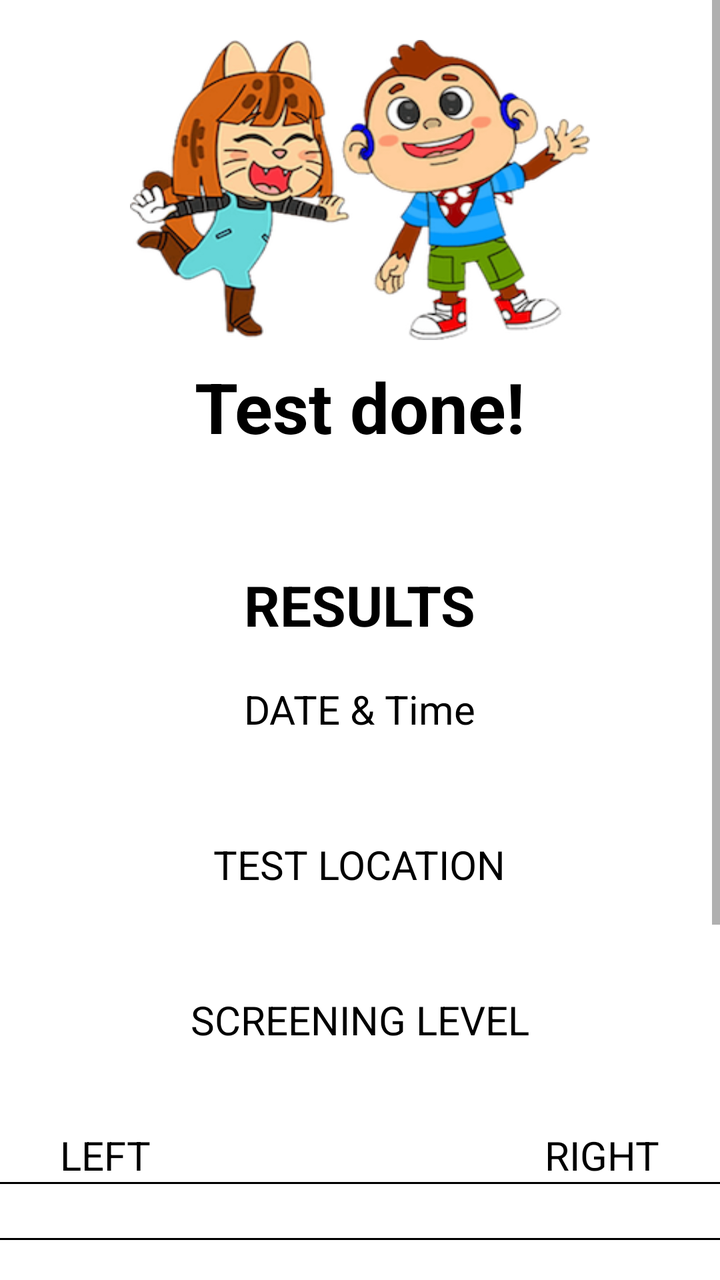
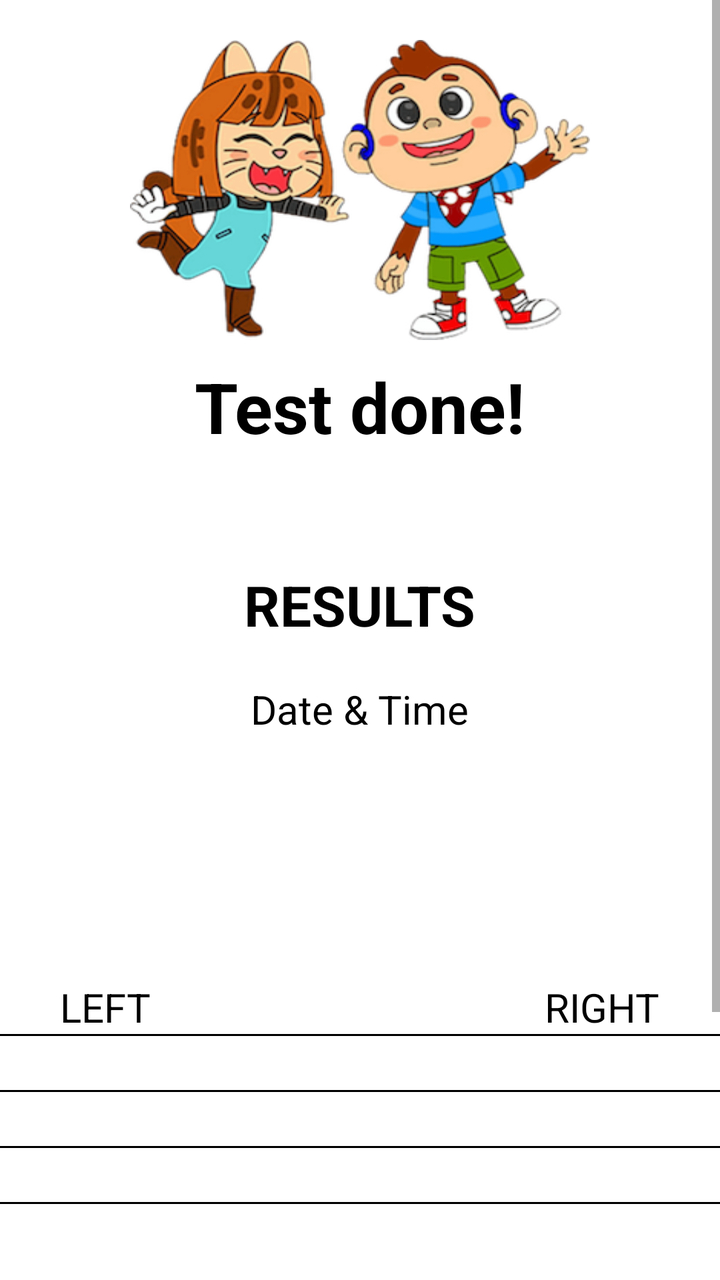

The first picture is an Android layout as it rendered before a commit; the second is the same layout after the commit. The layout source and the unified diff follow.
<!-- AndroidManifest.xml: application theme Theme.IAhead -->
<!-- res/layout/activity_resultpage.xml -->
<?xml version="1.0" encoding="utf-8"?>
<LinearLayout xmlns:android="http://schemas.android.com/apk/res/android"
    android:layout_width="match_parent"
    android:layout_height="match_parent"
    android:orientation="vertical">

    <ScrollView
        android:layout_width="match_parent"
        android:layout_height="match_parent">

        <LinearLayout
            android:layout_width="match_parent"
            android:layout_height="match_parent"
            android:orientation="vertical">

            <ImageView
                android:id="@+id/iv_twin"
                android:layout_marginTop="20dp"
                android:layout_marginRight="40dp"
                android:layout_marginLeft="40dp"
                android:background="@drawable/twin"
                android:layout_width="230dp"
                android:layout_gravity="center_horizontal"
                android:layout_height="150dp"/>

            <TextView
                android:layout_gravity="center_horizontal"
                android:layout_marginBottom="10dp"
                android:layout_marginTop="10dp"
                android:textStyle="bold"
                android:layout_width="wrap_content"
                android:layout_height="wrap_content"
                android:text="Test done!"
                android:textSize="35dp"
                android:textColor="@color/black"/>

            <TextView
                android:id="@+id/tv_id"
                android:layout_gravity="center_horizontal"
                android:layout_marginBottom="10dp"
                android:textStyle="bold"
                android:layout_width="wrap_content"
                android:layout_height="wrap_content"
                android:textSize="20dp"
                android:textColor="@color/black"/>

            <TextView
                android:layout_gravity="center_horizontal"
                android:layout_marginBottom="10dp"
                android:layout_marginTop="10dp"
                android:textStyle="bold"
                android:layout_width="wrap_content"
                android:layout_height="wrap_content"
                android:text="RESULTS"
                android:textSize="28dp"
                android:textColor="@color/black"/>

            <TextView
                android:layout_gravity="center_horizontal"
                android:layout_marginTop="10dp"
                android:layout_width="wrap_content"
                android:layout_height="wrap_content"
                android:text="DATE &amp; Time"
                android:textSize="20dp"
                android:textColor="@color/black"/>

            <TextView
                android:id="@+id/tv_date"
                android:layout_gravity="center_horizontal"
                android:layout_marginTop="10dp"
                android:layout_width="wrap_content"
                android:layout_height="wrap_content"
                android:text=""
                android:textSize="23dp"
                android:textColor="@color/black"/>

            <TextView
                android:layout_gravity="center_horizontal"
                android:layout_marginTop="10dp"
                android:layout_width="wrap_content"
                android:layout_height="wrap_content"
                android:text="TEST LOCATION"
                android:textSize="20dp"
                android:textColor="@color/black"/>

            <TextView
                android:id="@+id/tv_location"
                android:layout_gravity="center_horizontal"
                android:layout_marginTop="10dp"
                android:layout_width="wrap_content"
                android:layout_height="wrap_content"
                android:text=""
                android:textSize="23dp"
                android:textColor="@color/black"/>

            <TextView
                android:layout_gravity="center_horizontal"
                android:layout_marginTop="10dp"
                android:layout_width="wrap_content"
                android:layout_height="wrap_content"
                android:text="SCREENING LEVEL"
                android:textSize="20dp"
                android:textColor="@color/black"/>

            <TextView
                android:id="@+id/tv_screening"
                android:layout_gravity="center_horizontal"
                android:layout_marginTop="10dp"
                android:layout_width="wrap_content"
                android:layout_height="wrap_content"
                android:text=""
                android:textSize="23dp"
                android:textColor="@color/black"/>

            <LinearLayout
                android:orientation="horizontal"
                android:layout_width="match_parent"
                android:layout_height="wrap_content"
                android:weightSum="2">

                <RelativeLayout
                    android:layout_weight="1"
                    android:layout_width="0dp"
                    android:layout_height="wrap_content">

                    <TextView
                        android:id="@+id/tv1"
                        android:layout_marginLeft="30dp"
                        android:layout_width="wrap_content"
                        android:layout_height="wrap_content"
                        android:text="LEFT"
                        android:textSize="20dp"
                        android:textColor="@color/black"/>

                    <View
                        android:id="@+id/view1"
                        android:layout_below="@+id/tv1"
                        android:layout_width="match_parent"
                        android:layout_height="1dp"
                        android:background="@color/black"/>

                    <TextView
                        android:layout_below="@+id/view1"
                        android:layout_marginLeft="30dp"
                        android:id="@+id/tv500left"
                        android:layout_width="wrap_content"
                        android:layout_height="wrap_content"
                        android:text=""
                        android:textSize="20dp"
                        android:textColor="@color/black"/>

                    <View
                        android:id="@+id/view11"
                        android:layout_below="@+id/tv500left"
                        android:layout_width="match_parent"
                        android:layout_height="1dp"
                        android:background="@color/black"/>

                    <TextView
                        android:layout_marginLeft="30dp"
                        android:layout_below="@+id/view11"
                        android:id="@+id/tv1000left"
                        android:layout_width="wrap_content"
                        android:layout_height="wrap_content"
                        android:text=""
                        android:textSize="20dp"
                        android:textColor="@color/black"/>

                    <View
                        android:id="@+id/view12"
                        android:layout_below="@+id/tv1000left"
                        android:layout_width="match_parent"
                        android:layout_height="1dp"
                        android:background="@color/black"/>

                    <TextView
                        android:layout_marginLeft="30dp"
                        android:layout_below="@+id/view12"
                        android:id="@+id/tv2000left"
                        android:layout_width="wrap_content"
                        android:layout_height="wrap_content"
                        android:text=""
                        android:textSize="20dp"
                        android:textColor="@color/black"/>

                    <View
                        android:id="@+id/view13"
                        android:layout_below="@+id/tv2000left"
                        android:layout_width="match_parent"
                        android:layout_height="1dp"
                        android:background="@color/black"/>

                    <TextView
                        android:layout_marginLeft="30dp"
                        android:layout_below="@+id/view13"
                        android:id="@+id/tv4000left"
                        android:layout_width="wrap_content"
                        android:layout_height="wrap_content"
                        android:text=""
                        android:textSize="20dp"
                        android:textColor="@color/black"/>

                </RelativeLayout>

                <RelativeLayout
                    android:layout_weight="1"
                    android:layout_width="0dp"
                    android:layout_height="wrap_content">

                    <TextView
                        android:layout_alignParentRight="true"
                        android:id="@+id/tv2"
                        android:layout_marginRight="30dp"
                        android:layout_width="wrap_content"
                        android:layout_height="wrap_content"
                        android:text="RIGHT"
                        android:textSize="20dp"
                        android:textColor="@color/black"/>

                    <View
                        android:id="@+id/view2"
                        android:layout_below="@+id/tv2"
                        android:layout_width="match_parent"
                        android:layout_height="1dp"
                        android:background="@color/black"/>

                    <TextView
                        android:layout_alignParentRight="true"
                        android:layout_below="@+id/view2"
                        android:layout_marginRight="30dp"
                        android:id="@+id/tv500right"
                        android:layout_width="wrap_content"
                        android:layout_height="wrap_content"
                        android:text=""
                        android:textSize="20dp"
                        android:textColor="@color/black"/>

                    <View
                        android:id="@+id/view21"
                        android:layout_below="@+id/tv500right"
                        android:layout_width="match_parent"
                        android:layout_height="1dp"
                        android:background="@color/black"/>

                    <TextView
                        android:layout_alignParentRight="true"
                        android:layout_marginRight="30dp"
                        android:layout_below="@+id/view21"
                        android:id="@+id/tv1000right"
                        android:layout_width="wrap_content"
                        android:layout_height="wrap_content"
                        android:text=""
                        android:textSize="20dp"
                        android:textColor="@color/black"/>

                    <View
                        android:id="@+id/view22"
                        android:layout_below="@+id/tv1000right"
                        android:layout_width="match_parent"
                        android:layout_height="1dp"
                        android:background="@color/black"/>

                    <TextView
                        android:layout_alignParentRight="true"
                        android:layout_marginRight="30dp"
                        android:layout_below="@+id/view22"
                        android:id="@+id/tv2000right"
                        android:layout_width="wrap_content"
                        android:layout_height="wrap_content"
                        android:text=""
                        android:textSize="20dp"
                        android:textColor="@color/black"/>

                    <View
                        android:id="@+id/view23"
                        android:layout_below="@+id/tv2000right"
                        android:layout_width="match_parent"
                        android:layout_height="1dp"
                        android:background="@color/black"/>

                    <TextView
                        android:layout_alignParentRight="true"
                        android:layout_marginRight="30dp"
                        android:layout_below="@+id/view23"
                        android:id="@+id/tv4000right"
                        android:layout_width="wrap_content"
                        android:layout_height="wrap_content"
                        android:text=""
                        android:textSize="20dp"
                        android:textColor="@color/black"/>

                </RelativeLayout>

            </LinearLayout>

            <LinearLayout
                android:weightSum="2"
                android:layout_marginTop="30dp"
                android:layout_marginBottom="20dp"
                android:layout_alignParentBottom="true"
                android:orientation="horizontal"
                android:layout_width="match_parent"
                android:layout_height="wrap_content">

                <LinearLayout
                    android:id="@+id/ll_whatsapp"
                    android:padding="5dp"
                    android:layout_marginRight="30dp"
                    android:layout_marginLeft="30dp"
                    android:background="@drawable/et_grey"
                    android:gravity="center_horizontal"
                    android:layout_weight="1"
                    android:layout_width="0dp"
                    android:layout_height="wrap_content">

                    <TextView
                        android:id="@+id/tv_repeat"
                        android:layout_width="wrap_content"
                        android:layout_height="wrap_content"
                        android:text="Whatsapp"
                        android:textSize="24dp"
                        android:textStyle="bold"
                        android:textColor="@color/black"/>
                </LinearLayout>

                <LinearLayout
                    android:id="@+id/ll_email"
                    android:padding="5dp"
                    android:layout_marginRight="30dp"
                    android:layout_marginLeft="30dp"
                    android:background="@drawable/et_grey"
                    android:gravity="center_horizontal"
                    android:layout_weight="1"
                    android:layout_width="0dp"
                    android:layout_height="wrap_content">
                    <TextView
                        android:id="@+id/tv_proceed"
                        android:layout_width="wrap_content"
                        android:layout_height="wrap_content"
                        android:text="Email"
                        android:textSize="24dp"
                        android:textStyle="bold"
                        android:layout_centerHorizontal="true"
                        android:textColor="@color/black"/>
                </LinearLayout>
            </LinearLayout>

            <LinearLayout
                android:id="@+id/ll_home"
                android:layout_marginTop="30dp"
                android:layout_gravity="center_horizontal"
                android:layout_width="wrap_content"
                android:layout_height="wrap_content"
                android:background="@color/dark_grey"
                android:orientation="horizontal">

                <TextView
                    android:layout_marginRight="50dp"
                    android:layout_marginLeft="50dp"
                    android:layout_marginBottom="10dp"
                    android:layout_marginTop="10dp"
                    android:textStyle="bold"
                    android:layout_width="wrap_content"
                    android:layout_height="wrap_content"
                    android:text="Home"
                    android:textSize="30dp"
                    android:textColor="@color/white"/>
            </LinearLayout>

        </LinearLayout>
    </ScrollView>
</LinearLayout>
<!-- resources referenced by this layout -->
<resources>
  <color name="black">#FF000000</color>
  <color name="dark_grey">#71797E</color>
  <color name="white">#FFFFFFFF</color>
  <!-- drawable et_grey (drawable) -->
  <?xml version="1.0" encoding="utf-8"?>
  <shape xmlns:android="http://schemas.android.com/apk/res/android"
      android:shape="rectangle"
      android:padding="10dp">
  
      <solid android:color="@color/light_grey" />
      <corners
          android:bottomRightRadius="5dp"
          android:bottomLeftRadius="5dp"
          android:topLeftRadius="5dp"
          android:topRightRadius="5dp" />
      <stroke
          android:color="@color/grey"
          android:width="1dp"/>
  </shape>
  <!-- drawable twin: png bitmap (drawable, 100484 bytes) -->
  <style name="Theme.IAhead" parent="Theme.MaterialComponents.DayNight.NoActionBar">
          
          <item name="colorPrimary">@color/purple_500</item>
          <item name="colorPrimaryVariant">@color/purple_700</item>
          <item name="colorOnPrimary">@color/white</item>
          
          <item name="colorSecondary">@color/teal_200</item>
          <item name="colorSecondaryVariant">@color/teal_700</item>
          <item name="colorOnSecondary">@color/black</item>
          
          <item name="android:statusBarColor">?attr/colorPrimaryVariant</item>
          
      </style>
  <color name="light_grey">#D3D3D3</color>
  <color name="grey">#A9A9A9</color>
  <color name="purple_500">#FF6200EE</color>
  <color name="purple_700">#FF3700B3</color>
  <color name="teal_200">#FF03DAC5</color>
  <color name="teal_700">#FF018786</color>
</resources>

<!-- the commit's change to res/layout/activity_resultpage.xml (unified diff, before → after) -->
@@ -60,7 +60,7 @@
                 android:layout_marginTop="10dp"
                 android:layout_width="wrap_content"
                 android:layout_height="wrap_content"
-                android:text="DATE &amp; Time"
+                android:text="Date &amp; Time"
                 android:textSize="20dp"
                 android:textColor="@color/black"/>
 
@@ -75,6 +75,7 @@
                 android:textColor="@color/black"/>
 
             <TextView
+                android:visibility="gone"
                 android:layout_gravity="center_horizontal"
                 android:layout_marginTop="10dp"
                 android:layout_width="wrap_content"
@@ -94,6 +95,7 @@
                 android:textColor="@color/black"/>
 
             <TextView
+                android:visibility="gone"
                 android:layout_gravity="center_horizontal"
                 android:layout_marginTop="10dp"
                 android:layout_width="wrap_content"
@@ -305,20 +307,27 @@
                 <LinearLayout
                     android:id="@+id/ll_whatsapp"
                     android:padding="5dp"
-                    android:layout_marginRight="30dp"
-                    android:layout_marginLeft="30dp"
+                    android:layout_marginRight="20dp"
+                    android:layout_marginLeft="20dp"
                     android:background="@drawable/et_grey"
                     android:gravity="center_horizontal"
                     android:layout_weight="1"
                     android:layout_width="0dp"
                     android:layout_height="wrap_content">
 
-                    <TextView
+                    <ImageView
+                        android:background="@drawable/whatsapp_icon"
+                        android:layout_width="30dp"
+                        android:layout_height="30dp"/>
+
+                    <TextView
+                        android:layout_gravity="center_vertical"
+                        android:layout_marginLeft="5dp"
                         android:id="@+id/tv_repeat"
                         android:layout_width="wrap_content"
                         android:layout_height="wrap_content"
                         android:text="Whatsapp"
-                        android:textSize="24dp"
+                        android:textSize="16dp"
                         android:textStyle="bold"
                         android:textColor="@color/black"/>
                 </LinearLayout>
@@ -326,19 +335,27 @@
                 <LinearLayout
                     android:id="@+id/ll_email"
                     android:padding="5dp"
-                    android:layout_marginRight="30dp"
-                    android:layout_marginLeft="30dp"
+                    android:layout_marginRight="20dp"
+                    android:layout_marginLeft="20dp"
                     android:background="@drawable/et_grey"
                     android:gravity="center_horizontal"
                     android:layout_weight="1"
                     android:layout_width="0dp"
                     android:layout_height="wrap_content">
-                    <TextView
+
+                    <ImageView
+                        android:background="@drawable/email_icon"
+                        android:layout_width="30dp"
+                        android:layout_height="30dp"/>
+
+                    <TextView
+                        android:layout_gravity="center_vertical"
+                        android:layout_marginLeft="5dp"
                         android:id="@+id/tv_proceed"
                         android:layout_width="wrap_content"
                         android:layout_height="wrap_content"
                         android:text="Email"
-                        android:textSize="24dp"
+                        android:textSize="16dp"
                         android:textStyle="bold"
                         android:layout_centerHorizontal="true"
                         android:textColor="@color/black"/>
<!-- resource entries referenced after the edit -->
@@ -3,6 +3,7 @@
   <color name="black">#FF000000</color>
   <color name="dark_grey">#71797E</color>
   <color name="white">#FFFFFFFF</color>
+  <!-- drawable email_icon: png bitmap (drawable, 8034 bytes) -->
   <!-- drawable et_grey (drawable) -->
   <?xml version="1.0" encoding="utf-8"?>
   <shape xmlns:android="http://schemas.android.com/apk/res/android"
@@ -20,6 +21,7 @@
           android:width="1dp"/>
   </shape>
   <!-- drawable twin: png bitmap (drawable, 100484 bytes) -->
+  <!-- drawable whatsapp_icon: png bitmap (drawable, 8953 bytes) -->
   <style name="Theme.IAhead" parent="Theme.MaterialComponents.DayNight.NoActionBar">
           
           <item name="colorPrimary">@color/purple_500</item>
